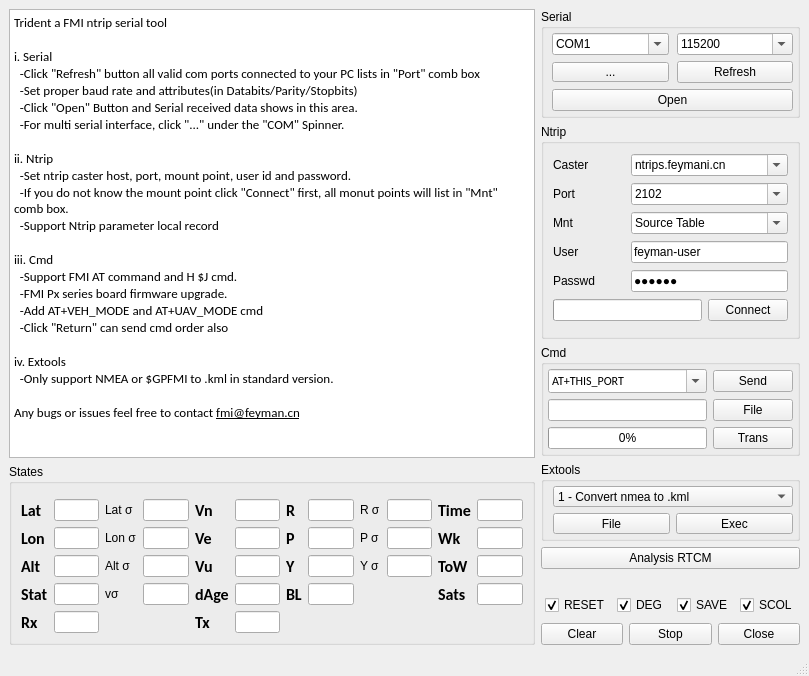
First picture: the form in gui/mainwindow.ui, repository linlintaotao/trident3.0, before the edit.
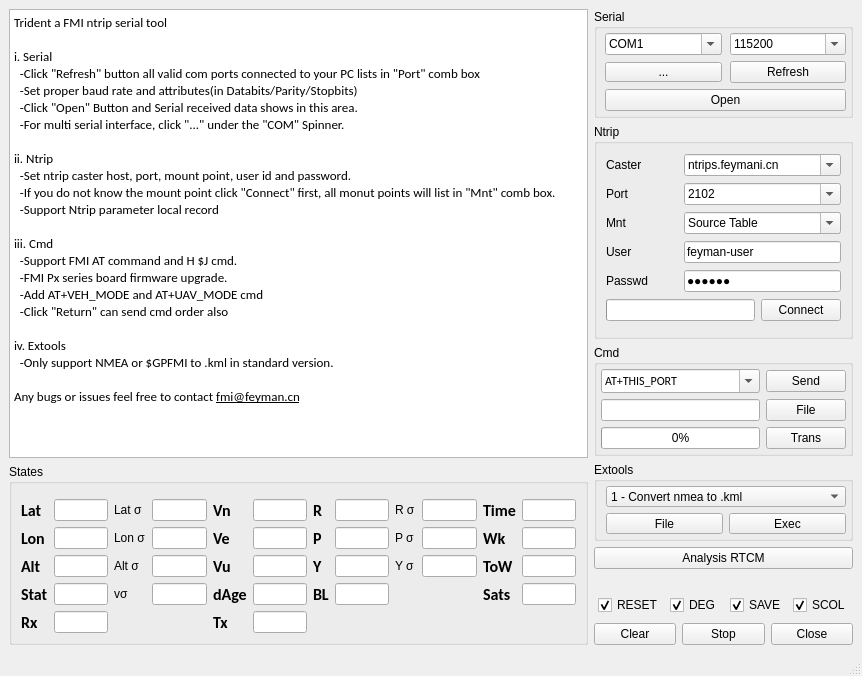
Second picture: the form after the edit.

The edit to the form file:
```diff
--- a/gui/mainwindow.ui
+++ b/gui/mainwindow.ui
@@ -9,7 +9,7 @@
    <rect>
     <x>0</x>
     <y>0</y>
-    <width>809</width>
+    <width>862</width>
     <height>676</height>
    </rect>
   </property>
```
